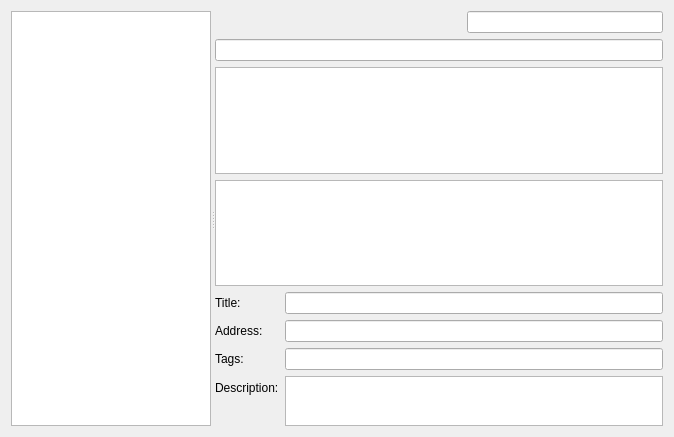
Above: bookmarks_editor/src/bookmarksview_base.ui from edulix/gsoc before the change. Below: the same form after it.
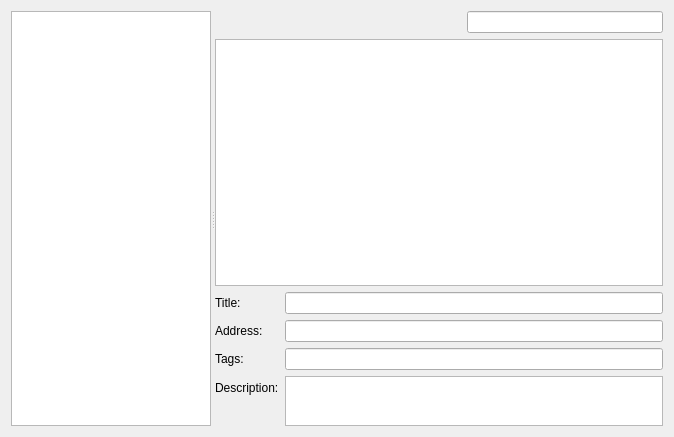
That is the form after the change. Custom widgets are drawn as their Qt base class.

Commit message: Removing debug views from editor, fixing resource items removal

Patch:
```diff
--- a/bookmarks_editor/src/bookmarksview_base.ui
+++ b/bookmarks_editor/src/bookmarksview_base.ui
@@ -102,21 +102,6 @@
          </item>
         </layout>
        </item>
-       <item>
-        <widget class="Konqueror::LocationBar" name="locationBar">
-        </widget>
-       </item>
-       <item>
-     <widget class="Akonadi::EntityTreeView" name="tempView">
-         <property name="sizePolicy">
-          <sizepolicy hsizetype="Expanding" vsizetype="Expanding">
-           <horstretch>0</horstretch>
-           <verstretch>4</verstretch>
-          </sizepolicy>
-         </property>
-     </widget>
-       </item>
-       
        <item>
         <widget class="Akonadi::KonqBookmarkView" name="bookmarksView">
          <property name="sizePolicy">
@@ -209,11 +194,6 @@
    <extends>QLineEdit</extends>
    <header>klineedit.h</header>
   </customwidget>
-  <customwidget>
-   <class>KComboBox</class>
-   <extends>QComboBox</extends>
-   <header>kcombobox.h</header>
-  </customwidget>
   <customwidget>
    <class>KTextEdit</class>
    <extends>QTextEdit</extends>
@@ -239,16 +219,6 @@
    <extends>QTreeView</extends>
    <header location="global">konqbookmark/konqbookmarkview.h</header>
   </customwidget>
-  <customwidget>
-   <class>Akonadi::EntityTreeView</class>
-   <extends>QTreeView</extends>
-   <header location="global">akonadi/entitytreeview.h</header>
-  </customwidget>
-  <customwidget>
-   <class>KLineEditView</class>
-   <extends>QLineEdit</extends>
-   <header location="global">konqbookmark/klineeditview.h</header>
-  </customwidget>
   <customwidget>
    <class>Konqueror::LocationBar</class>
    <extends>QLineEdit</extends>
```
Left out of the diff: 1 changed line with no effect on the pictures. The commit also changes 2 other files.
